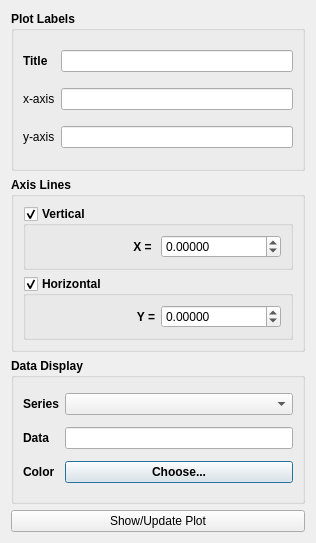
Above: src/Interface/Modules/Math/BasicPlotter.ui from SCIInstitute/SCIRun before the change. Below: the same form after it.
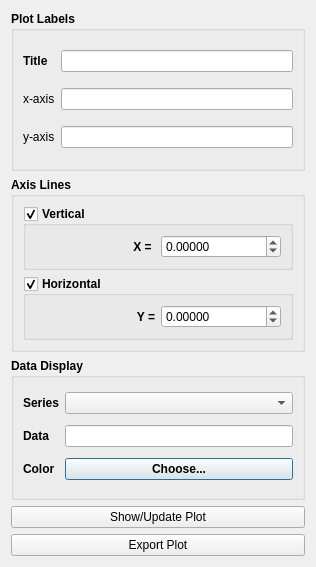
That is the form after the change.

Commit message: Add export button

```diff
--- a/src/Interface/Modules/Math/BasicPlotter.ui
+++ b/src/Interface/Modules/Math/BasicPlotter.ui
@@ -7,13 +7,13 @@
     <x>0</x>
     <y>0</y>
     <width>316</width>
-    <height>543</height>
+    <height>567</height>
    </rect>
   </property>
   <property name="minimumSize">
    <size>
     <width>316</width>
-    <height>543</height>
+    <height>567</height>
    </size>
   </property>
   <property name="windowTitle">
@@ -263,6 +263,13 @@
      </property>
     </widget>
    </item>
+   <item>
+    <widget class="QPushButton" name="exportPlotPushButton_">
+     <property name="text">
+      <string>Export Plot</string>
+     </property>
+    </widget>
+   </item>
   </layout>
  </widget>
  <tabstops>
```
The commit also changes 2 other files.
